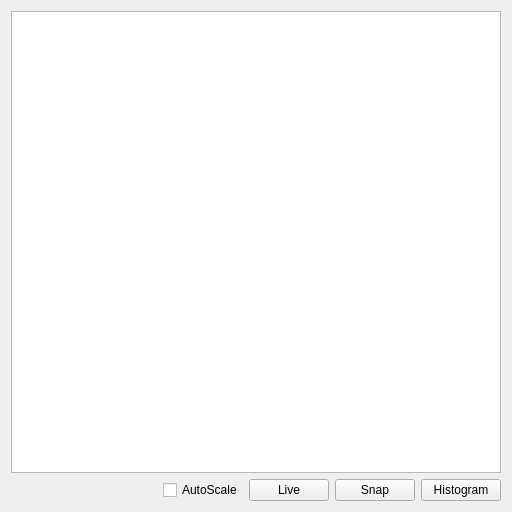
Before: the Qt Designer form gui/camera_show.ui in cyanial/gene-seq-platform-control, drawn with Qt 5.
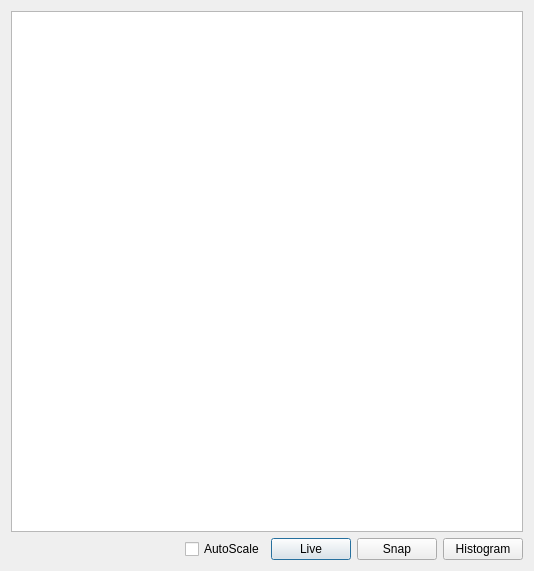
After: the same form once the commit is applied.

Commit message: change camera ui to QDialog

Patch:
```diff
--- a/gui/camera_show.ui
+++ b/gui/camera_show.ui
@@ -1,13 +1,19 @@
 <?xml version="1.0" encoding="UTF-8"?>
 <ui version="4.0">
- <class>Form</class>
- <widget class="QWidget" name="Form">
+ <class>Dialog</class>
+ <widget class="QDialog" name="Dialog">
+  <property name="windowModality">
+   <enum>Qt::NonModal</enum>
+  </property>
+  <property name="enabled">
+   <bool>true</bool>
+  </property>
   <property name="geometry">
    <rect>
     <x>0</x>
     <y>0</y>
-    <width>512</width>
-    <height>512</height>
+    <width>534</width>
+    <height>571</height>
    </rect>
   </property>
   <property name="sizePolicy">
@@ -16,34 +22,34 @@
     <verstretch>0</verstretch>
    </sizepolicy>
   </property>
-  <property name="minimumSize">
-   <size>
-    <width>512</width>
-    <height>512</height>
-   </size>
-  </property>
-  <property name="cursor">
-   <cursorShape>ArrowCursor</cursorShape>
-  </property>
   <property name="windowTitle">
-   <string>Form</string>
+   <string>Camera Display</string>
+  </property>
+  <property name="sizeGripEnabled">
+   <bool>false</bool>
+  </property>
+  <property name="modal">
+   <bool>false</bool>
   </property>
   <layout class="QVBoxLayout" name="verticalLayout">
    <item>
     <widget class="QGraphicsView" name="graphicsView">
      <property name="sizePolicy">
-      <sizepolicy hsizetype="Expanding" vsizetype="Expanding">
+      <sizepolicy hsizetype="Preferred" vsizetype="Preferred">
        <horstretch>0</horstretch>
        <verstretch>0</verstretch>
       </sizepolicy>
      </property>
-     <property name="cursor" stdset="0">
-      <cursorShape>ArrowCursor</cursorShape>
+     <property name="minimumSize">
+      <size>
+       <width>512</width>
+       <height>512</height>
+      </size>
      </property>
     </widget>
    </item>
    <item>
-    <layout class="QHBoxLayout" name="horizontalLayout_2">
+    <layout class="QHBoxLayout" name="horizontalLayout">
      <item>
       <spacer name="horizontalSpacer">
        <property name="orientation">
@@ -58,9 +64,7 @@
       </spacer>
      </item>
      <item>
-      <layout class="QHBoxLayout" name="horizontalLayout">
-       <item>
-        <widget class="QCheckBox" name="autoScaleCheckBox">
+      <widget class="QCheckBox" name="checkBox">
          <property name="text">
           <string>AutoScale</string>
          </property>
@@ -86,8 +90,6 @@
           <string>Histogram</string>
          </property>
         </widget>
-       </item>
-      </layout>
      </item>
     </layout>
    </item>
```
Lines whose indentation alone changed are shown as unchanged. The commit also changes 2 other files.
